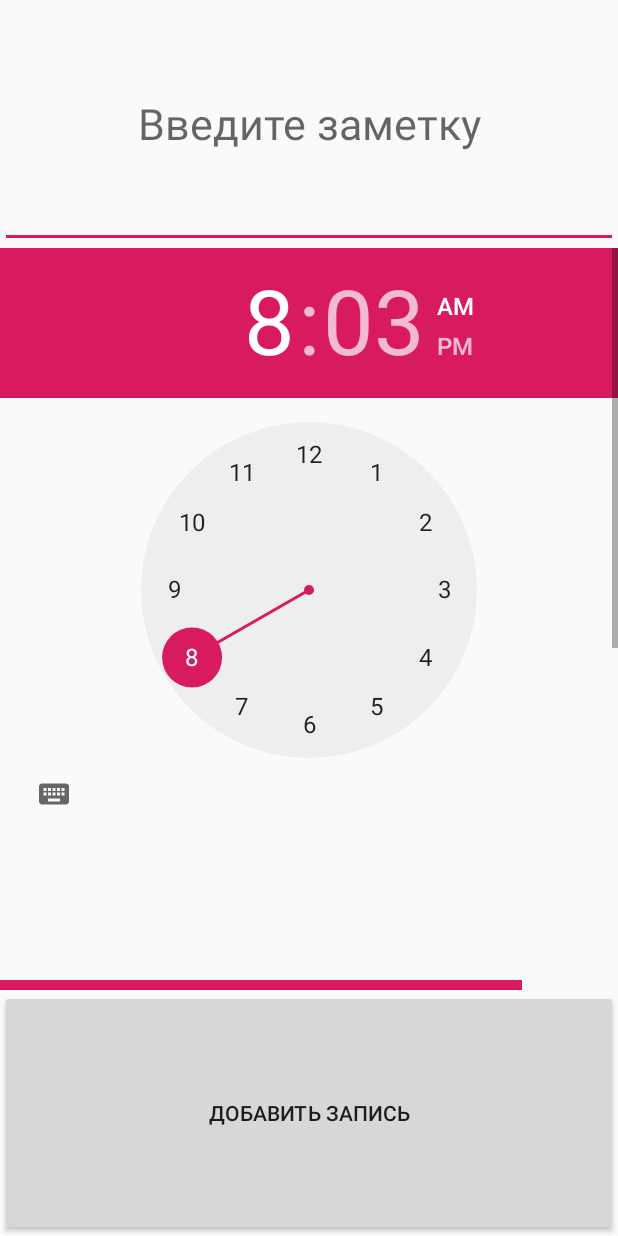
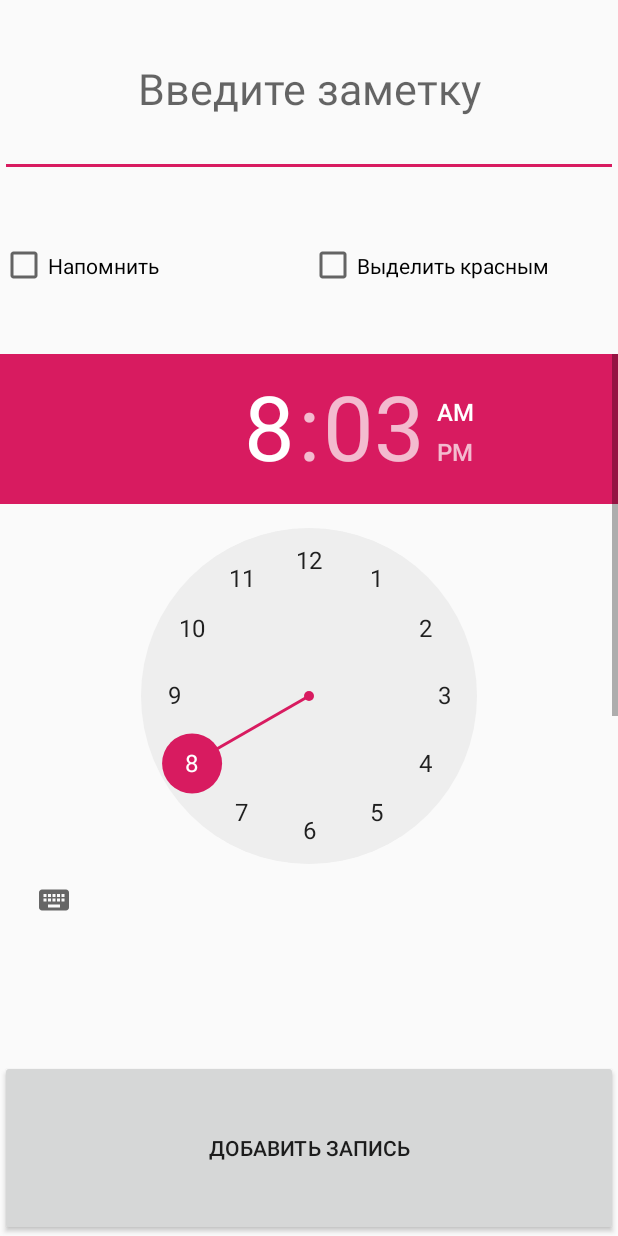
Before and after one commit to alexeVal/Diadetka, an Android app: the Jornal screen opened directly, with no data from a screen before it, after a tap on "ДОБАВИТЬ ЗАМЕТКУ", on a phone screen of 412 x 824 dp. Run offline under Robolectric (Android 15) with nearby library versions, the phone set to English and light mode, and no system bars.

Commit message:
сделан раздел заметки + напоминания some fix

```diff
--- a/app/build.gradle
+++ b/app/build.gradle
@@ -5,7 +5,7 @@ android {
     buildToolsVersion "29.0.2"
     defaultConfig {
         applicationId "com.example.diadetka"
-        minSdkVersion 25
+        minSdkVersion 23
         targetSdkVersion 29
         versionCode 1
         versionName "1.0"
--- a/app/src/main/AndroidManifest.xml
+++ b/app/src/main/AndroidManifest.xml
@@ -14,12 +14,10 @@
         <activity android:name=".Calculator"/>
         <activity android:name=".Food_jornal"/>
         <activity android:name=".Jornal"/>
-
         <activity android:name=".Add_list"/>
         <activity android:name=".MainActivity">
             <intent-filter>
                 <action android:name="android.intent.action.MAIN" />
-
                 <category android:name="android.intent.category.LAUNCHER" />
             </intent-filter>
         </activity>
--- a/app/src/main/java/com/example/myapplication/Add_list.java
+++ b/app/src/main/java/com/example/myapplication/Add_list.java
@@ -1,68 +1,94 @@
 package com.example.myapplication;
+
+//by AlexeyVal 2020
 
 import android.app.Activity;
 import android.app.AlarmManager;
+import android.app.PendingIntent;
 import android.content.Intent;
 import android.os.Bundle;
 import android.view.View;
 import android.widget.Button;
+import android.widget.CheckBox;
 import android.widget.DatePicker;
 import android.widget.EditText;
 import android.widget.ScrollView;
 import android.widget.TimePicker;
 import androidx.annotation.Nullable;
-import java.text.DateFormat;
-import java.text.SimpleDateFormat;
 import java.util.Calendar;
-import java.util.Date;
+
 
 public class Add_list extends Activity {
 
+    String month,day,hour,minute;
+    TimePicker timePicker;
+    DatePicker datePicker;
+    EditText textE;
+    Button button;
+    List_db list_db;
+    ScrollView scrol;
+    CheckBox checkBox;
+    CheckBox checkBox2;
+    AlarmManager alarmManager;
+    int requestCode = 1;
+
     @Override
     protected void onCreate(@Nullable Bundle savedInstanceState) {
-        super.onCreate(savedInstanceState);
-        setContentView(R.layout.list_add);
 
-        final TimePicker timePicker = (TimePicker)findViewById(R.id.timeP);
-       final DatePicker datePicker = (DatePicker)findViewById(R.id.dateP);
+            super.onCreate(savedInstanceState);
+            setContentView(R.layout.list_add);
 
-      final EditText  textE = (EditText)findViewById(R.id.list_txt);
+            textE = findViewById(R.id.list_txt);
+            button = findViewById(R.id.add_butt);
+            list_db= new List_db(getApplicationContext());
+            datePicker = findViewById(R.id.dateP);
+            timePicker = findViewById(R.id.timeP);
+            scrol = findViewById(R.id.scrollView1);
+            checkBox = findViewById(R.id.chekShow);
+            alarmManager = (AlarmManager) getSystemService(ALARM_SERVICE);
+        }
 
-        Button button = (Button)findViewById(R.id.add_butt);
+        public void onClick(View view){
 
-        ScrollView scroll = (ScrollView)findViewById(R.id.scrollView1);
-
-        final List_db list_db = new List_db(getApplicationContext());
-
-        button.setOnClickListener(new View.OnClickListener() {
-            @Override
-            public void onClick(View v) {
-                DateFormat df = new SimpleDateFormat("EEE, d MMM 20yy, HH:mm");
-                Date date = new Date(datePicker.getYear(),datePicker.getMonth(),datePicker.getDayOfMonth(),timePicker.getHour(),timePicker.getMinute());
-                String dat = df.format(date);
-                list_db.insert(dat,textE.getText().toString());
-                Intent intent = new Intent(Add_list.this, Jornal.class);
-                startActivity(intent);
-
+            list_db.insert(getStringSetupDate(),textE.getText().toString());
+            if(checkBox.isChecked()) {
+                setAlarm();
             }
-        });
+            Intent intent = new Intent(Add_list.this, Jornal.class);
+            startActivity(intent);
 
         }
+
         void setAlarm (){
 
-        AlarmManager alarmManager = (AlarmManager) getSystemService(ALARM_SERVICE);
+            AlarmManager alarmManager = (AlarmManager) getSystemService(ALARM_SERVICE);
 
-        Calendar calendar = Calendar.getInstance();
+            Calendar calendar = Calendar.getInstance();
+            calendar.setTimeInMillis(System.currentTimeMillis());
+            calendar.set(Calendar.MONTH,datePicker.getMonth());
+            calendar.set(Calendar.DAY_OF_MONTH,datePicker.getDayOfMonth());
+            calendar.set(Calendar.HOUR_OF_DAY,timePicker.getHour());
+            calendar.set(Calendar.MINUTE,timePicker.getMinute());
+            calendar.set(Calendar.SECOND,0);
 
-        calendar.setTimeInMillis(System.currentTimeMillis());
-
-        calendar.set(Calendar.HOUR_OF_DAY,17);
-
-        calendar.set(Calendar.MINUTE,57);
-
-        calendar.set(Calendar.SECOND,0);
+            Intent intent = new Intent(this,MyReceiver.class);
+            PendingIntent pendingIntent = PendingIntent.getBroadcast(this,requestCode,intent,PendingIntent.FLAG_ONE_SHOT);
+            alarmManager.setExact(AlarmManager.RTC_WAKEUP,calendar.getTimeInMillis(),pendingIntent);
+            requestCode++;
         }
 
+        String getStringSetupDate(){
 
+            month = Integer.toString(datePicker.getMonth() + 1);
 
+            if(datePicker.getMonth() < 10){
+                month = "0" + month;
+            }
+
+            day = Integer.toString(datePicker.getDayOfMonth());
+            hour = Integer.toString(timePicker.getHour());
+            minute = Integer.toString(timePicker.getMinute());
+
+            return day + "." + month + " " + hour + ":" + minute ;
+        }
     }
--- a/app/src/main/java/com/example/myapplication/Calculator.java
+++ b/app/src/main/java/com/example/myapplication/Calculator.java
@@ -1,14 +1,10 @@
 package com.example.myapplication;
 
-import android.app.Activity;
+
 import android.content.Intent;
 import android.os.Bundle;
-import android.os.PersistableBundle;
 import android.view.View;
 import android.widget.Button;
-import android.widget.Toast;
-
-import androidx.annotation.Nullable;
 import androidx.appcompat.app.AppCompatActivity;
 
 public class Calculator extends AppCompatActivity {
--- a/app/src/main/java/com/example/myapplication/Jornal.java
+++ b/app/src/main/java/com/example/myapplication/Jornal.java
@@ -1,6 +1,6 @@
 package com.example.myapplication;
 
-import android.app.AlarmManager;
+
 import android.app.PendingIntent;
 import android.content.Intent;
 import android.os.Bundle;
@@ -11,7 +11,7 @@ import android.widget.ListView;
 import androidx.appcompat.app.AppCompatActivity;
 import java.text.DateFormat;
 import java.text.SimpleDateFormat;
-import java.util.Calendar;
+
 
 public class Jornal extends AppCompatActivity {
 
@@ -20,7 +20,7 @@ public class Jornal extends AppCompatActivity {
 
     List_db db;
 
-    Notification notification;
+    NotificationHelp notification;
 
     final int REQUEST_CODE=101;
 
@@ -33,23 +33,29 @@ public class Jornal extends AppCompatActivity {
 
         getSupportActionBar().hide();
 
+
+
         Intent intent=new Intent(this,MyReceiver.class);
 
         PendingIntent pendingIntent = PendingIntent.getBroadcast(getApplicationContext(),REQUEST_CODE,intent,PendingIntent.FLAG_ONE_SHOT);
 
-        notification = new Notification(getApplicationContext());
+        notification = new NotificationHelp(getApplicationContext());
 
-        db = new List_db(this);
+        db = new List_db(getApplicationContext());
 
-        listView = (ListView)findViewById(R.id.lister);
+        listView = findViewById(R.id.lister);
 
         final List_adapter list_adapter = new List_adapter(this,db.selectAll());
 
+        list_adapter.clear();
+
+        list_adapter.addAll(db.selectAll());
+
         listView.setAdapter(list_adapter);
 
-        Button butt_ret = (Button)findViewById(R.id.returnJornal);
+        Button butt_ret = findViewById(R.id.returnJornal);
 
-        Button butt_add = (Button)findViewById(R.id.add_butt);
+        Button butt_add = findViewById(R.id.add_butt);
 
         listView.setOnItemClickListener(new AdapterView.OnItemClickListener() {
 
@@ -68,7 +74,7 @@ public class Jornal extends AppCompatActivity {
 
                     lastPosition = position;
 
-                    listView = (ListView) findViewById(R.id.lister);
+                    listView = findViewById(R.id.lister);
 
                     DateFormat df = new SimpleDateFormat("dd MMM yyyy, HH:mm");
 
@@ -80,7 +86,7 @@ public class Jornal extends AppCompatActivity {
 
                     count = 0;
 
-                    notification.showNote("Напоминание удалено","",Notification.PENSIL);
+                    notification.showNote("Напоминание удалено","",NotificationHelp.PENSIL);
 
                 }
 
--- a/app/src/main/java/com/example/myapplication/List_adapter.java
+++ b/app/src/main/java/com/example/myapplication/List_adapter.java
@@ -5,11 +5,7 @@ import android.view.LayoutInflater;
 import android.view.View;
 import android.view.ViewGroup;
 import android.widget.ArrayAdapter;
-import android.widget.ImageView;
 import android.widget.TextView;
-
-import com.squareup.picasso.Picasso;
-
 import java.util.ArrayList;
 
 public class List_adapter extends ArrayAdapter<Lister> {
@@ -29,10 +25,10 @@ public class List_adapter extends ArrayAdapter<Lister> {
 
 // Заполняем адаптер
 
-        TextView textView = (TextView) convertView.findViewById(R.id.TXTtime);
-        TextView timeView = (TextView) convertView.findViewById(R.id.TXTtext);
-        textView.setText(lister.Text);
-        timeView.setText(lister.Time);
+        TextView textView = convertView.findViewById(R.id.TXTtime);
+        TextView timeView = convertView.findViewById(R.id.TXTtext);
+        textView.setText(lister.getText());
+        timeView.setText(lister.getTime());
 
         return convertView;
     }
--- a/app/src/main/java/com/example/myapplication/MyAdapter.java
+++ b/app/src/main/java/com/example/myapplication/MyAdapter.java
@@ -34,13 +34,11 @@ public class MyAdapter extends ArrayAdapter<Food> {
     }
     String getXE (int position){
         Food food1 = getItem(position);
-        String xe = food1.getXe();
-        return xe;
+        return food1.getXe();
     }
     String getName (int position){
         Food food1 = getItem(position);
-        String name = food1.getName();
-        return name;
+        return food1.getName();
     }
 
 }
--- a/app/src/main/java/com/example/myapplication/Notification.java
+++ b/app/src/main/java/com/example/myapplication/NotificationHelp.java
@@ -5,30 +5,24 @@ import android.content.Context;
 import androidx.core.app.NotificationCompat;
 import androidx.core.app.NotificationManagerCompat;
 
-public class Notification {
+public class NotificationHelp {
     Context context;
 
-    public Notification(Context context) {
+    public NotificationHelp(Context context) {
         this.context = context;
     }
-
-    // Идентификатор уведомления
-    private static int NOTIFY_ID = 1;
-
-    private static String CHANNEL_ID = "note_channel";
 
   static final int PENSIL = R.drawable.pensil;
   static final int CLOCK = R.drawable.clock;
 
+  int NOTIFY_ID;
     void showNote(String text,String title,int image){
-
         NotificationCompat.Builder builder =
-                new NotificationCompat.Builder(context, CHANNEL_ID)
+                new NotificationCompat.Builder(context,"note_channel")
                         .setSmallIcon(image)
                         .setContentTitle(title)
                         .setContentText(text)
                         .setPriority(NotificationCompat.PRIORITY_DEFAULT).setDefaults(NotificationCompat.DEFAULT_ALL);
-
         NotificationManagerCompat notificationManager = NotificationManagerCompat.from(context);
         notificationManager.notify(NOTIFY_ID, builder.build());
 
--- a/app/src/main/res/layout/activity_main.xml
+++ b/app/src/main/res/layout/activity_main.xml
@@ -29,7 +29,7 @@
                 android:id="@+id/butt1"
                 android:layout_width="10dp"
                 android:layout_height="45pt"
-                android:layout_weight="1" />
+                android:layout_weight="1"/>
 
             <ImageView
                 android:id="@+id/butt2"
--- a/app/src/main/res/layout/list_add.xml
+++ b/app/src/main/res/layout/list_add.xml
@@ -12,6 +12,29 @@
         android:textSize="13pt"
         android:hint="Введите заметку"
         android:id="@+id/list_txt"/>
+
+    <LinearLayout
+
+        android:layout_width="match_parent"
+        android:layout_height="match_parent"
+        android:layout_weight="2">
+
+        <CheckBox
+            android:layout_width="match_parent"
+            android:layout_height="match_parent"
+            android:layout_weight="2"
+            android:text="Напомнить"
+            android:id="@+id/chekShow" />
+
+        <CheckBox
+            android:layout_width="match_parent"
+            android:layout_height="match_parent"
+            android:layout_weight="2"
+            android:text="Выделить красным"
+            android:id="@+id/chekMark" />
+
+    </LinearLayout>
+
 
     <ScrollView
         xmlns:android="http://schemas.android.com/apk/res/android"
@@ -28,23 +51,28 @@
                 <TimePicker
                     android:layout_width="match_parent"
                     android:layout_height="match_parent"
-                    android:id="@+id/timeP"/>
+                    android:id="@+id/timeP"
+                    android:layout_weight="1"/>
                 <TextView
                     android:layout_width="fill_parent"
                     android:layout_height="150px"/>
                 <DatePicker
                     android:layout_width="match_parent"
                     android:layout_height="match_parent"
+                    android:layout_weight="1"
+                    android:layout_gravity="center"
                     android:id="@+id/dateP"/>
 
             </LinearLayout>
 
     </ScrollView>
+
     <Button
         android:layout_width="match_parent"
         android:layout_height="match_parent"
         android:layout_weight="2"
         android:id="@+id/add_butt"
-        android:text="Добавить запись"/>
+        android:text="Добавить запись"
+        android:onClick="onClick"/>
 
 </LinearLayout>
```
Also changed, not shown: app/src/main/java/com/example/myapplication/Food_db.java (+4 -6 lines), app/src/main/java/com/example/myapplication/Food_jornal.java (+4 -4 lines), app/src/main/java/com/example/myapplication/List_db.java (+54 -3 lines), app/src/main/java/com/example/myapplication/MainActivity.java (+4 -4 lines), app/src/main/java/com/example/myapplication/MyReceiver.java (+4 -8 lines).
